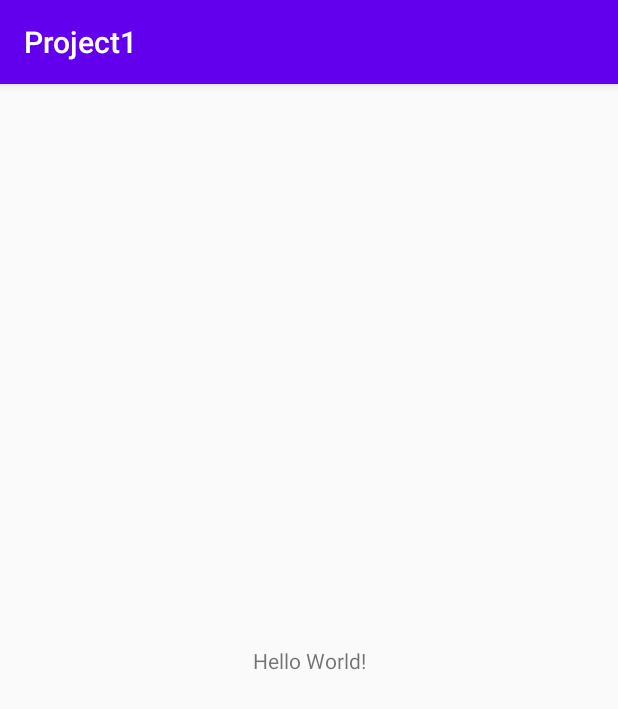
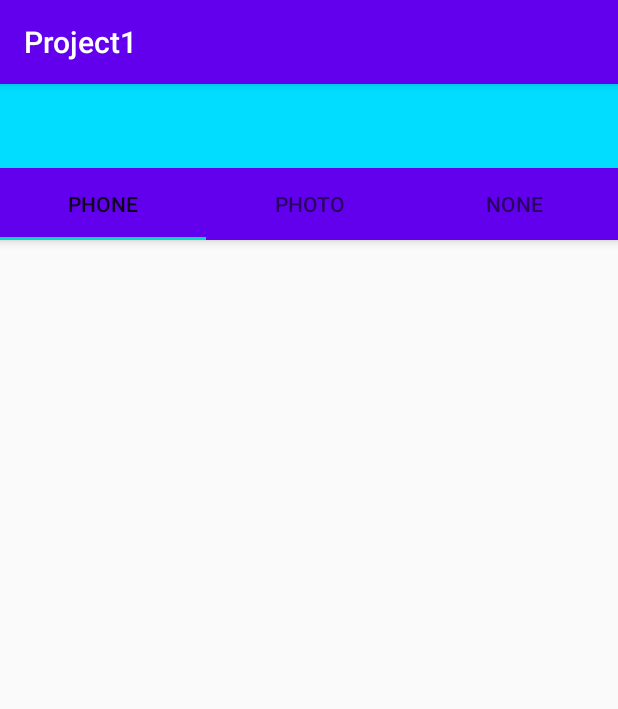
Before and after one commit to auaicn/MADCAMP-2020-hambag-useum, an Android app: the screen it shows after launch (MainActivity), on a phone screen of 412 x 824 dp. Shown: the top 709 px of the screen. Run offline under Robolectric (Android 15) with nearby library versions, the phone set to English and light mode, and no system bars.

Commit message:
ham: make tab

```diff
--- a/Project1/app/build.gradle
+++ b/Project1/app/build.gradle
@@ -30,4 +30,5 @@ dependencies {
     androidTestImplementation 'androidx.test.ext:junit:1.1.1'
     androidTestImplementation 'androidx.test.espresso:espresso-core:3.2.0'
 
+    implementation 'com.google.android.material:material:1.1.0'
 }
--- a/Project1/app/src/main/res/layout/activity_main.xml
+++ b/Project1/app/src/main/res/layout/activity_main.xml
@@ -6,13 +6,34 @@
     android:layout_height="match_parent"
     tools:context=".MainActivity">
 
-    <TextView
-        android:layout_width="wrap_content"
-        android:layout_height="wrap_content"
-        android:text="Hello World!"
-        app:layout_constraintBottom_toBottomOf="parent"
-        app:layout_constraintLeft_toLeftOf="parent"
-        app:layout_constraintRight_toRightOf="parent"
-        app:layout_constraintTop_toTopOf="parent" />
+    <com.google.android.material.appbar.AppBarLayout
+        android:layout_width="match_parent"
+        android:layout_height="wrap_content">
+
+        <androidx.appcompat.widget.Toolbar
+            android:layout_width="match_parent"
+            android:layout_height="?attr/actionBarSize"
+            android:background="@android:color/holo_blue_bright"/>
+
+        <com.google.android.material.tabs.TabLayout
+            android:layout_width="match_parent"
+            android:layout_height="wrap_content">
+
+            <com.google.android.material.tabs.TabItem
+                android:layout_width="wrap_content"
+                android:layout_height="wrap_content"
+                android:text="@string/title_menu1" />
+
+            <com.google.android.material.tabs.TabItem
+                android:layout_width="wrap_content"
+                android:layout_height="wrap_content"
+                android:text="@string/title_menu2" />
+
+            <com.google.android.material.tabs.TabItem
+                android:layout_width="wrap_content"
+                android:layout_height="wrap_content"
+                android:text="@string/title_menu3" />
+        </com.google.android.material.tabs.TabLayout>
+    </com.google.android.material.appbar.AppBarLayout>
 
 </androidx.constraintlayout.widget.ConstraintLayout>
--- a/Project1/app/src/main/res/values/strings.xml
+++ b/Project1/app/src/main/res/values/strings.xml
@@ -1,3 +1,6 @@
 <resources>
     <string name="app_name">Project1</string>
+    <string name="title_menu1">Phone</string>
+    <string name="title_menu2">Photo</string>
+    <string name="title_menu3">None</string>
 </resources>
```
Also changed, not shown: Project1/gradle/wrapper/gradle-wrapper.properties.
